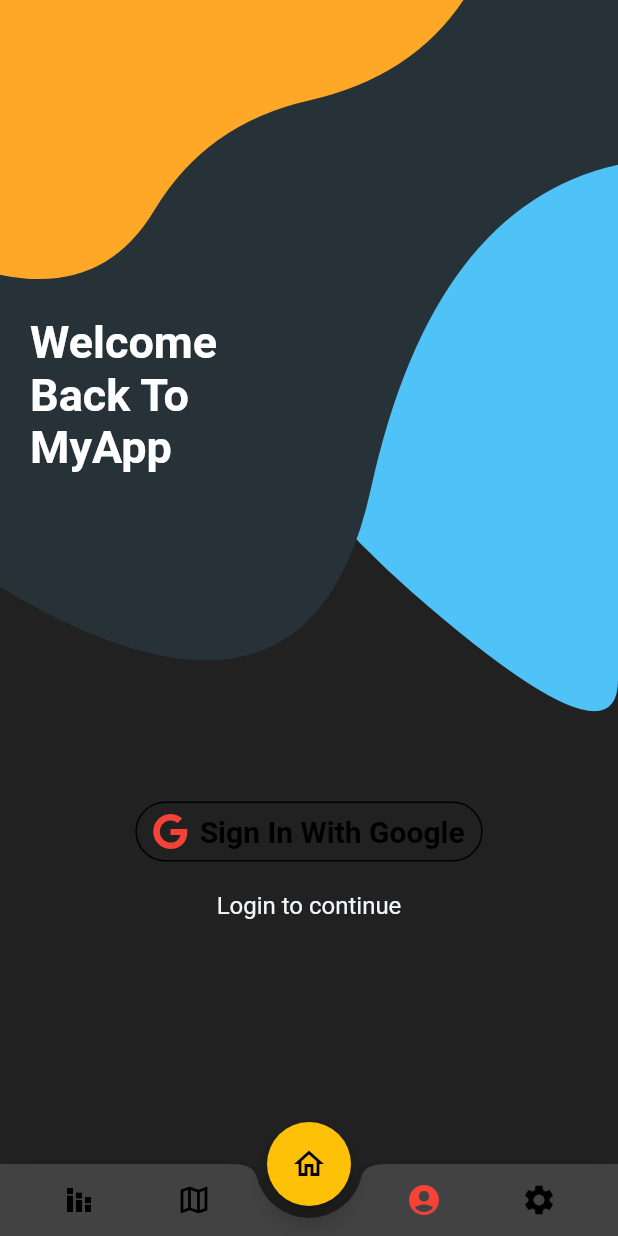
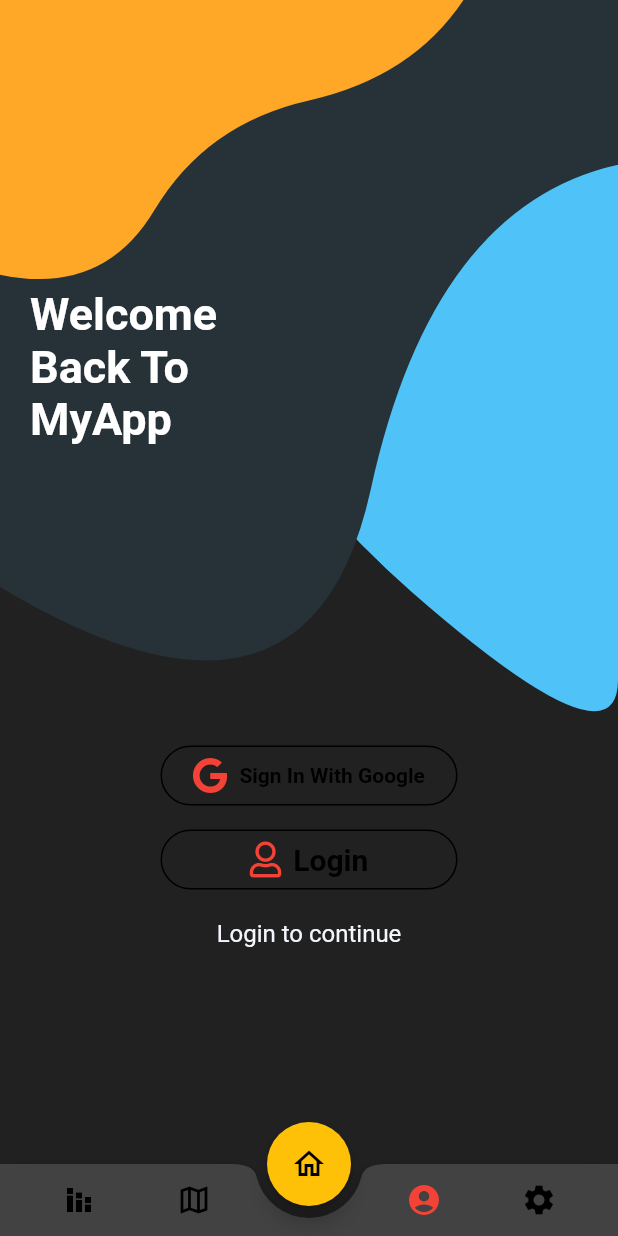
Before and after one commit to alemastro97/my_air, a Flutter app: the screen it shows after launch, item 3 of the bottom bar chosen, on a phone screen of 412 x 824 dp. Run offline on Flutter 3.47's test engine with Material 2 defaults, Android fonts, the phone set to English and light mode, and no system bars; our stand-ins replace animated_theme_switcher, auto_size_text, charts_flutter, firebase_auth, firebase_core, flutter_map and 8 more; missing offline and left inert: searchable_dropdown, user_location; accounts and stored records are empty; network calls fail; Roboto replaces fonts that are missing (SFProText).

Commit message:
Added Login button TODO make the login page

```diff
--- /dev/null
+++ b/myair/lib/Modules/UserAccount.dart
@@ -0,0 +1,5 @@
+import 'package:firebase_auth/firebase_auth.dart';
+
+class userAccount {
+  final user = FirebaseAuth.instance.currentUser;
+}
--- a/myair/lib/Modules/info_pollution.dart
+++ b/myair/lib/Modules/info_pollution.dart
@@ -3,6 +3,6 @@ import 'package:flutter/cupertino.dart';
 class InfoPollution {
   InfoPollution(this.name,{@required this.amount});
 
-  final String name;
-  final double amount;
+   String name;
+   double amount;
 }
--- a/myair/lib/Modules/sensor.dart
+++ b/myair/lib/Modules/sensor.dart
@@ -10,7 +10,7 @@ class Sensor {
   String _uom;
   String _start;
   String _stop;
-
+//TODO delete the stop parameter
   Sensor(this._id, this._sensor, this._unit, this._idunit, this._lat, this._lng, this._name, this._uom, this._start, this._stop);
 
   int get id => _id;
--- a/myair/lib/Widgets/Home_page_statistics_widgets/pie_chart.dart
+++ b/myair/lib/Widgets/Home_page_statistics_widgets/pie_chart.dart
@@ -4,7 +4,7 @@ import 'package:myair/Constants/pollution_graph_constants.dart';
 import 'package:myair/Modules/info_pollution.dart';
 import 'package:flutter/cupertino.dart';
 
-final kInfo = [
+var kInfo = [
   InfoPollution('PM10', amount: 23.0),
   InfoPollution('PM2.5', amount: 23.0),
   InfoPollution('NO2', amount: 37.0),
--- a/myair/lib/Widgets/Home_page_statistics_widgets/single_agent_chart.dart
+++ b/myair/lib/Widgets/Home_page_statistics_widgets/single_agent_chart.dart
@@ -10,7 +10,7 @@ class AgentPieChart extends CustomPainter{
   final List<InfoPollution> info;
   final double width;
   final int index;
-  final Limits = [50.0,25.0,200.0,350.0,180.0,180.0];
+  final Limits = [50.0,50.0,400.0,500.0,240.0,240.0];
   @override
   void paint(Canvas canvas, Size size) {
     Offset center = Offset(size.width / 2, size.height / 2);
--- a/myair/lib/Widgets/Login_with_google/google_signup_button_widget.dart
+++ b/myair/lib/Widgets/Login_with_google/google_signup_button_widget.dart
@@ -6,11 +6,17 @@ import 'package:provider/provider.dart';
 class GoogleSignupButtonWidget extends StatelessWidget {
   @override
   Widget build(BuildContext context) => Container(
+    width: MediaQuery.of(context).size.width/2,
     padding: EdgeInsets.all(4),
     child: OutlineButton.icon(
-      label: Text(
-        'Sign In With Google',
-        style: TextStyle(fontWeight: FontWeight.bold, fontSize: 20),
+      label: Flexible(
+        child: FittedBox(
+          fit: BoxFit.fitWidth,
+          child: Text(
+            'Sign In With Google',
+            style: TextStyle(fontWeight: FontWeight.bold,),
+          ),
+        ),
       ),
       shape: StadiumBorder(),
       padding: EdgeInsets.symmetric(horizontal: 12, vertical: 8),
--- a/myair/lib/Widgets/Login_with_google/sign_up_widget.dart
+++ b/myair/lib/Widgets/Login_with_google/sign_up_widget.dart
@@ -1,4 +1,6 @@
+
 import 'package:flutter/material.dart';
+import 'package:font_awesome_flutter/font_awesome_flutter.dart';
 import 'package:myair/Widgets/Login_with_google/background_painter.dart';
 import 'package:myair/Widgets/Login_with_google/google_signup_button_widget.dart';
 
@@ -8,11 +10,7 @@ class SignUpWidget extends StatelessWidget {
     fit: StackFit.expand,
     children: [
       CustomPaint(painter: BackgroundPainter()),
-      buildSignUp(),
-    ],
-  );
-
-  Widget buildSignUp() => Column(
+      Column(
         children: [
           Spacer(),
           Align(
@@ -32,6 +30,24 @@ class SignUpWidget extends StatelessWidget {
           ),
           Spacer(),
           GoogleSignupButtonWidget(),
+          Container(
+            width: MediaQuery.of(context).size.width/2,
+            padding: EdgeInsets.all(4),
+            child: OutlineButton.icon(
+              label: Text(
+                'Login',
+                style: TextStyle(fontWeight: FontWeight.bold, fontSize: 20),
+              ),
+              shape: StadiumBorder(),
+              padding: EdgeInsets.symmetric(horizontal: 12, vertical: 8),
+              highlightedBorderColor: Colors.black,
+              borderSide: BorderSide(color: Colors.black),
+              textColor: Colors.black,
+              icon: FaIcon(FontAwesomeIcons.user, color: Colors.red),
+              onPressed: () {
+              },
+            ),
+          ),
           SizedBox(height: 12),
           Text(
             'Login to continue',
@@ -39,5 +55,9 @@ class SignUpWidget extends StatelessWidget {
           ),
           Spacer(),
         ],
+      ),
+    ],
   );
+
 }
+TextStyle style = TextStyle(fontFamily: 'Montserrat', fontSize: 20.0);
--- a/myair/lib/main.dart
+++ b/myair/lib/main.dart
@@ -14,7 +14,7 @@ void main() async {
   WidgetsFlutterBinding.ensureInitialized();
   await Firebase.initializeApp();
   DatabaseHelper databaseHelper = DatabaseHelper();
-  databaseHelper.deleteDB();
+  //databaseHelper.deleteDB();
   sensorList = await databaseHelper.getSensorList();
   if(sensorList.length == 0){
     await fetchSensorsFromAPI();
```
Also changed, not shown: myair/lib/Modules/DailyUnitData.dart (+20 -16 lines), myair/lib/Services/Geolocator_service/GeolocatorService.dart (+4 -7 lines), myair/lib/Widgets/Login_with_google/logged_in_widget.dart (+5 -4 lines). Lines whose indentation alone changed are shown as unchanged.
